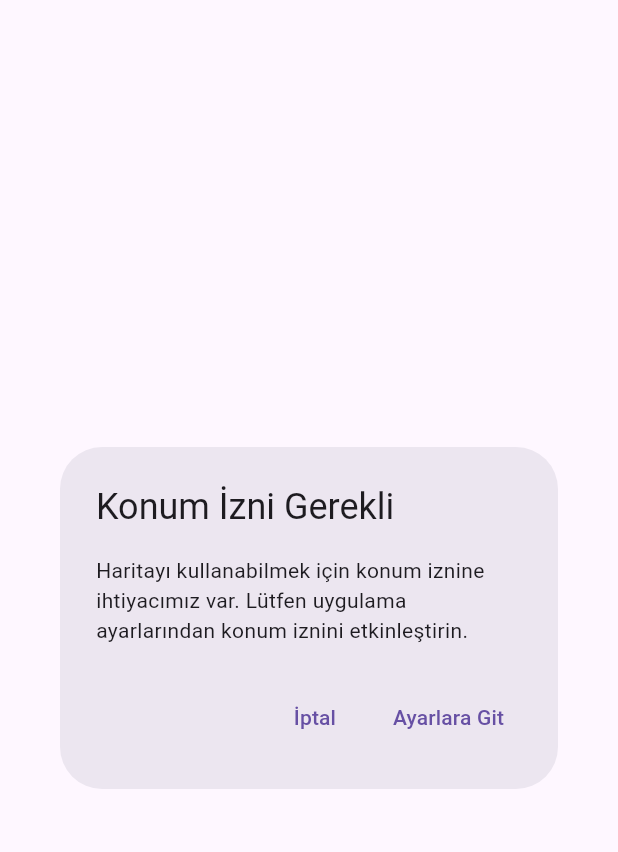
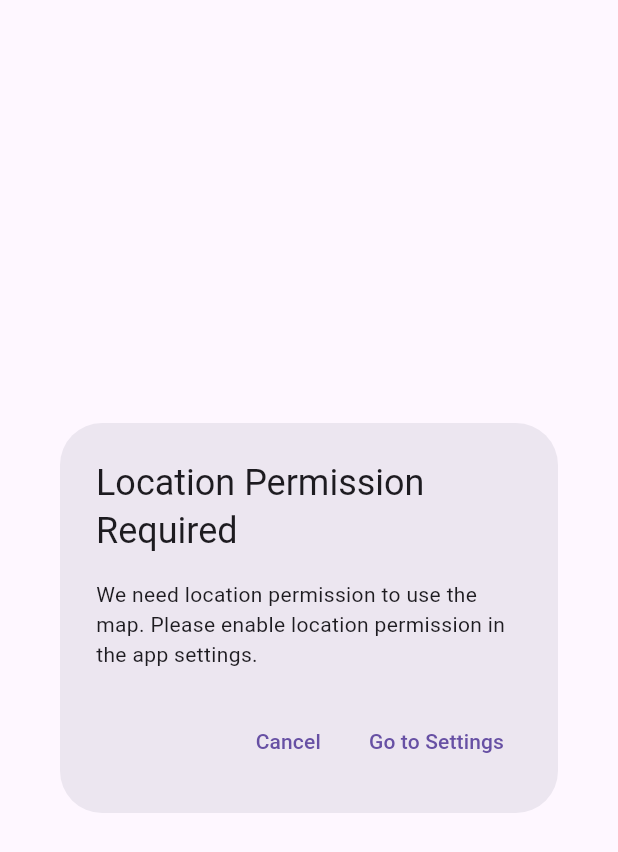
Before and after one commit to mahmutenescetin/marti-app, a Flutter app: the PermissionDialog widget shown alone on an empty page, opened directly, on a phone screen of 412 x 824 dp. Shown: the top 852 px of the screen. Run offline on Flutter 3.47's test engine with Material 3 defaults, Android fonts, the phone set to English and light mode, and no system bars; our stand-ins replace google_maps_flutter, permission_handler; missing offline and left inert: flutter_background_geolocation.

Commit message:
turkish text to english

```diff
--- a/lib/core/widgets/location_info_dialog.dart
+++ b/lib/core/widgets/location_info_dialog.dart
@@ -22,7 +22,7 @@ class LocationInfoDialog extends StatelessWidget {
             const SizedBox(height: 16),
             _InfoRow(title: 'DateTime:', value: locationInfo['date'] ?? ''),
             _InfoRow(
-              title: 'Spees:',
+              title: 'Speed:',
               value: '${locationInfo['speed'] ?? ''} km/h',
             ),
             _InfoRow(title: 'Latitude:', value: locationInfo['latitude'] ?? ''),
--- a/lib/core/widgets/permission_dialog.dart
+++ b/lib/core/widgets/permission_dialog.dart
@@ -7,15 +7,15 @@ class PermissionDialog extends StatelessWidget {
   @override
   Widget build(BuildContext context) {
     return AlertDialog(
-      title: const Text('Konum İzni Gerekli'),
+      title: const Text('Location Permission Required'),
       content: const Text(
-        'Haritayı kullanabilmek için konum iznine ihtiyacımız var. '
-        'Lütfen uygulama ayarlarından konum iznini etkinleştirin.',
+        'We need location permission to use the map. '
+            'Please enable location permission in the app settings.',
       ),
       actions: [
         TextButton(
           onPressed: () => Navigator.pop(context),
-          child: const Text('İptal'),
+          child: const Text('Cancel'),
         ),
         TextButton(
           onPressed: () async {
@@ -24,7 +24,7 @@ class PermissionDialog extends StatelessWidget {
               Navigator.pop(context);
             }
           },
-          child: const Text('Ayarlara Git'),
+          child: const Text('Go to Settings'),
         ),
       ],
     );
```
